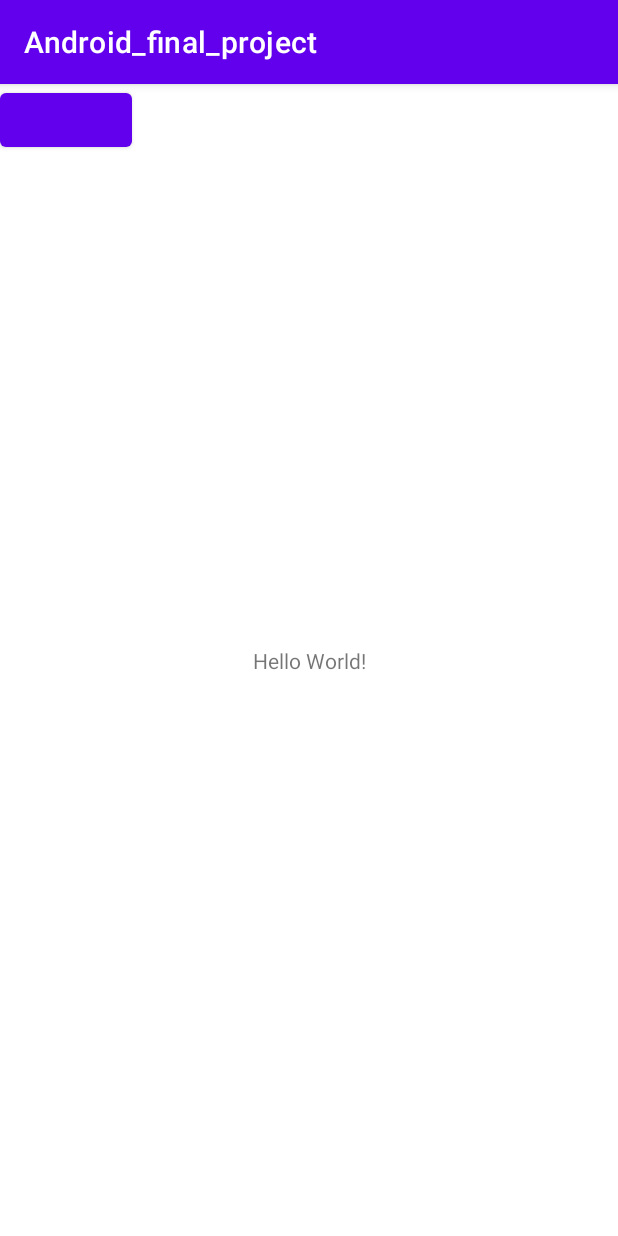
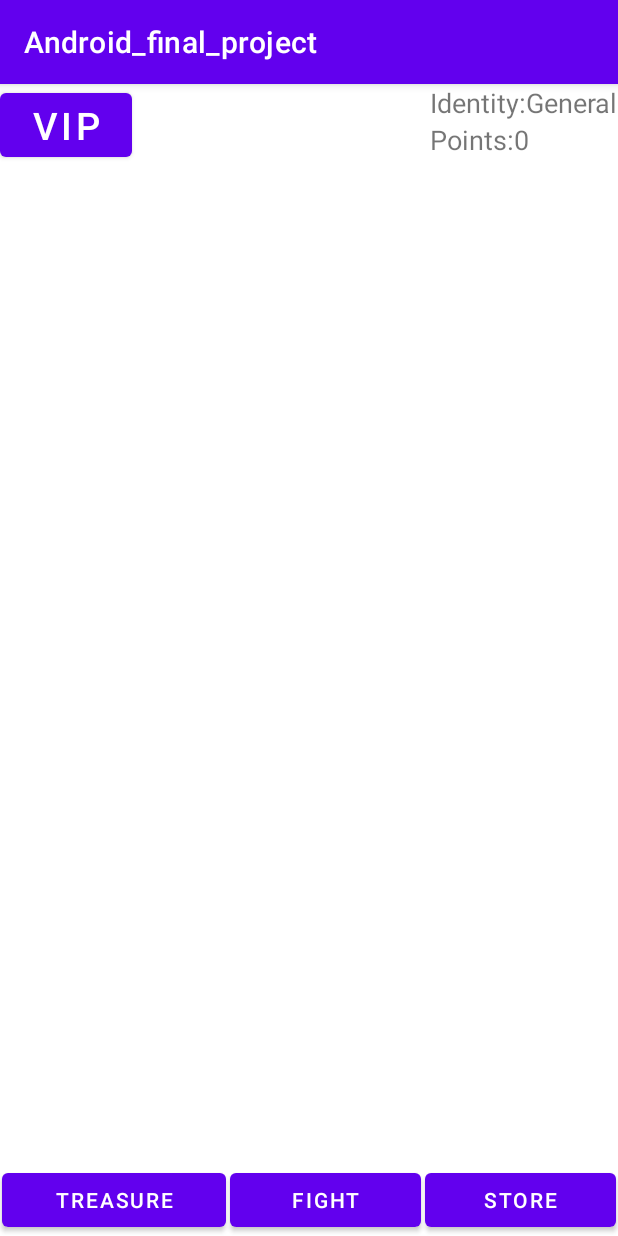
Before and after one commit to evan20010126/Android_final_project, an Android app: the screen it shows after launch (MainActivity), on a phone screen of 412 x 824 dp. Run offline under Robolectric (Android 15) with nearby library versions, the phone set to English and light mode, and no system bars.

Commit message:
main activity

```diff
--- a/app/src/main/java/tw/evan_edmund/android_final_project/MainActivity.kt
+++ b/app/src/main/java/tw/evan_edmund/android_final_project/MainActivity.kt
@@ -1,11 +1,62 @@
 package tw.evan_edmund.android_final_project
 
+import android.content.Intent
 import androidx.appcompat.app.AppCompatActivity
 import android.os.Bundle
+import android.widget.Button
+import android.widget.TextView
 
 class MainActivity : AppCompatActivity() {
+
+    companion object {
+        val KEY_MONTH: String = "KEY_MONTH"
+        val KEY_DAY: String = "KEY_DAY"
+    }
+
+    /* Button */
+    lateinit var VIP_btn: Button
+    lateinit var Treasure_btn: Button
+    lateinit var Fight_btn: Button
+    lateinit var Store_btn: Button
+
+    /* TextView */
+    lateinit var Identity_tv: TextView
+    lateinit var Points_tv: TextView
+
+
     override fun onCreate(savedInstanceState: Bundle?) {
         super.onCreate(savedInstanceState)
         setContentView(R.layout.activity_main)
+
+        VIP_btn = findViewById(R.id.VIP_btn)
+        Treasure_btn = findViewById(R.id.Treasure_btn)
+        Fight_btn = findViewById(R.id.Fight_btn)
+        Store_btn = findViewById(R.id.Store_btn)
+
+        Identity_tv = findViewById(R.id.Identity_tv)
+        Points_tv = findViewById(R.id.Points_tv)
+
+        var intent = Intent()
+        VIP_btn.setOnClickListener{
+            intent.setClass(this@MainActivity, VipActivity::class.java)
+            this.startActivity(intent)
+        }
+        Treasure_btn.setOnClickListener{
+            intent.setClass(this@MainActivity, TreasureActivity::class.java)
+            this.startActivity(intent)
+        }
+        Fight_btn.setOnClickListener{
+            intent.setClass(this@MainActivity, FightingActivity::class.java)
+            this.startActivity(intent)
+        }
+        Store_btn.setOnClickListener{
+            intent.setClass(this@MainActivity, StoreActivity::class.java)
+            this.startActivity(intent)
+        }
+    }
+
+    override fun onStart() {
+        super.onStart()
+        // 寫讀資料庫
     }
 }
--- a/app/src/main/res/layout/activity_main.xml
+++ b/app/src/main/res/layout/activity_main.xml
@@ -6,19 +6,93 @@
     android:layout_width="match_parent"
     android:layout_height="match_parent"
     tools:context=".MainActivity">
-
+    <RelativeLayout
+        android:layout_width="match_parent"
+        android:layout_height="match_parent">
+        <RelativeLayout
+            android:layout_width="match_parent"
+            android:layout_height="wrap_content"
+            android:layout_alignParentTop="true">
             <Button
+                android:layout_alignParentLeft="true"
                 android:layout_width="wrap_content"
                 android:layout_height="wrap_content"
-        android:text=""
+                android:text="@string/VIP"
+                android:textSize="25sp"
+                android:id="@+id/VIP_btn"
                 tools:ignore="MissingConstraints"></Button>
-    <TextView
+            <LinearLayout
+                android:layout_alignParentRight="true"
                 android:layout_width="wrap_content"
                 android:layout_height="wrap_content"
-        android:text="Hello World!"
-        app:layout_constraintBottom_toBottomOf="parent"
-        app:layout_constraintLeft_toLeftOf="parent"
-        app:layout_constraintRight_toRightOf="parent"
-        app:layout_constraintTop_toTopOf="parent" />
+                android:orientation="vertical">
+                <!--        col name: value        -->
+                <LinearLayout
+                    android:layout_width="wrap_content"
+                    android:layout_height="wrap_content"
+                    android:orientation="horizontal">
+                    <TextView
+                        android:layout_width="match_parent"
+                        android:layout_height="match_parent"
+                        android:text="@string/Identity"
+                        android:textSize="18sp"/>
+                    <TextView
+                        android:layout_width="match_parent"
+                        android:layout_height="match_parent"
+                        android:text="General"
+                        android:textSize="18sp"
+                        android:id="@+id/Identity_tv"/>
+                </LinearLayout>
+                <LinearLayout
+                    android:layout_width="wrap_content"
+                    android:layout_height="wrap_content"
+                    android:orientation="horizontal">
+                    <TextView
+                        android:layout_width="match_parent"
+                        android:layout_height="match_parent"
+                        android:text="@string/Points"
+                        android:textSize="18sp"/>
+                    <TextView
+                        android:layout_width="match_parent"
+                        android:layout_height="match_parent"
+                        android:text="0"
+                        android:textSize="18sp"
+                        android:id="@+id/Points_tv"/>
+                </LinearLayout>
+            </LinearLayout>
+        </RelativeLayout>
 
+        <LinearLayout
+            android:layout_width="match_parent"
+            android:layout_height="wrap_content"
+            android:orientation="horizontal"
+            android:layout_alignParentBottom="true">
+            // https://evanchen76.medium.com/android-ui-%E4%BD%88%E5%B1%80part5-%E5%85%83%E4%BB%B6%E7%9A%84%E5%B1%AC%E6%80%A7-b4831205f526
+            // layout_weight控制排版
+            <Button
+                android:layout_weight="1"
+                android:layout_width="wrap_content"
+                android:layout_height="wrap_content"
+                android:text="@string/Treasure"
+                android:layout_marginHorizontal="1sp"
+                android:id="@+id/Treasure_btn">
+            </Button>
+            <Button
+                android:layout_weight="1"
+                android:layout_width="wrap_content"
+                android:layout_height="wrap_content"
+                android:text="@string/Fight"
+                android:layout_marginHorizontal="1sp"
+                android:id="@+id/Fight_btn">
+            </Button>
+            <Button
+                android:layout_weight="1"
+                android:layout_width="wrap_content"
+                android:layout_height="wrap_content"
+                android:text="@string/Store"
+                android:layout_marginHorizontal="1sp"
+                android:id="@+id/Store_btn">
+            </Button>
+        </LinearLayout>
+    </RelativeLayout>
 </androidx.constraintlayout.widget.ConstraintLayout>
--- a/app/src/main/res/values/strings.xml
+++ b/app/src/main/res/values/strings.xml
@@ -1,3 +1,10 @@
 <resources>
     <string name="app_name">Android_final_project</string>
+    <string name="VIP">VIP</string>
+    <string name="Identity">Identity: </string>
+    <string name="Points">Points: </string>
+    <string name="Treasure">Treasure</string>
+    <string name="Fight">Fight</string>
+    <string name="Store">Store</string>
+
 </resources>
```
Also changed, not shown: 2 other files. Lines whose indentation alone changed are shown as unchanged.
